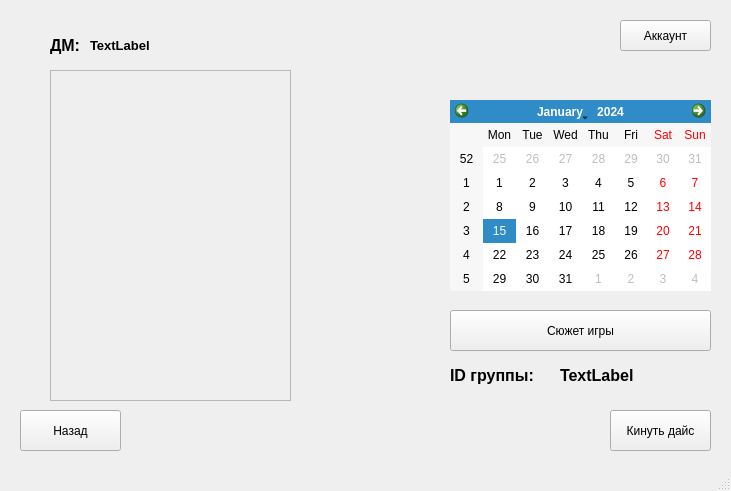
The window that data/ui_files/group_screen.ui (Gelzy788/DnD-Helper) describes before a commit, drawn with Qt 5.
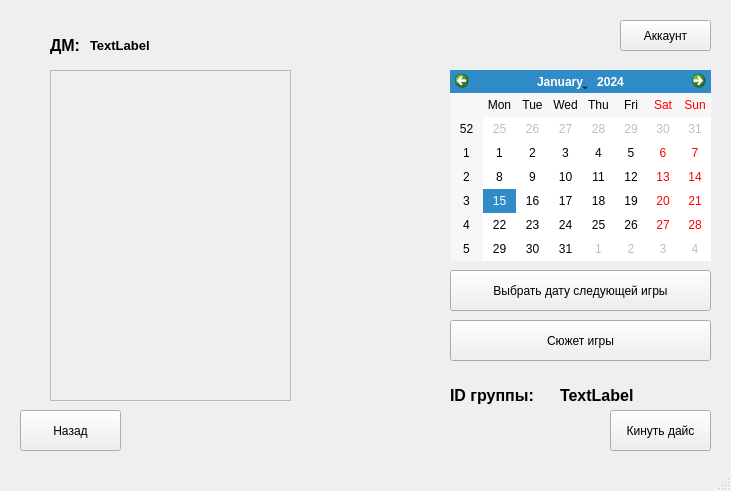
The same window after the commit.

Commit message: Add game date selection

```diff
--- a/data/ui_files/group_screen.ui
+++ b/data/ui_files/group_screen.ui
@@ -106,30 +106,30 @@
     <property name="geometry">
      <rect>
       <x>450</x>
-      <y>100</y>
+      <y>70</y>
       <width>261</width>
       <height>191</height>
      </rect>
     </property>
    </widget>
-   <widget class="QPushButton" name="plot_btn">
+   <widget class="QPushButton" name="set_game_date_btn">
     <property name="geometry">
      <rect>
       <x>450</x>
-      <y>310</y>
+      <y>270</y>
       <width>261</width>
       <height>41</height>
      </rect>
     </property>
     <property name="text">
-     <string>Сюжет игры</string>
+     <string>Выбрать дату следующей игры</string>
     </property>
    </widget>
    <widget class="QLabel" name="label_2">
     <property name="geometry">
      <rect>
       <x>450</x>
-      <y>360</y>
+      <y>380</y>
       <width>101</width>
       <height>31</height>
      </rect>
@@ -142,7 +142,7 @@
     <property name="geometry">
      <rect>
       <x>560</x>
-      <y>360</y>
+      <y>380</y>
       <width>91</width>
       <height>31</height>
      </rect>
@@ -151,6 +151,19 @@
      <string>&lt;html&gt;&lt;head/&gt;&lt;body&gt;&lt;p&gt;&lt;span style=&quot; font-size:12pt; font-weight:600;&quot;&gt;TextLabel&lt;/span&gt;&lt;/p&gt;&lt;/body&gt;&lt;/html&gt;</string>
     </property>
    </widget>
+   <widget class="QPushButton" name="plot_btn">
+    <property name="geometry">
+     <rect>
+      <x>450</x>
+      <y>320</y>
+      <width>261</width>
+      <height>41</height>
+     </rect>
+    </property>
+    <property name="text">
+     <string>Сюжет игры</string>
+    </property>
+   </widget>
   </widget>
   <widget class="QStatusBar" name="statusbar"/>
  </widget>
```
Left out of the diff: 5 changed lines with no effect on the pictures. The commit also changes 9 other files.
